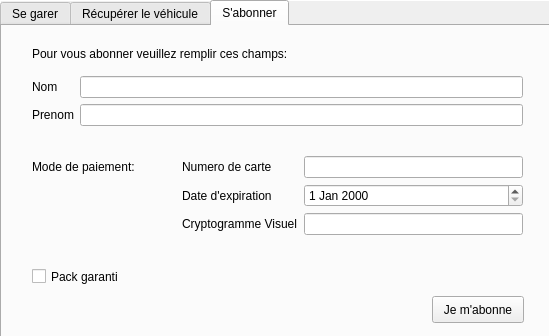
Above: UI/consumer.ui from matthieupenchenat81/DreamPark before the change. Below: the same form after it.
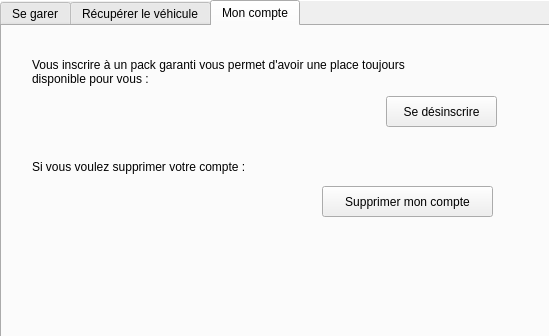
That is the form after the change. The open tabs and pages were chosen to show the change.

Diff of the .ui file:
```diff
--- a/UI/consumer.ui
+++ b/UI/consumer.ui
@@ -421,7 +421,7 @@
       <string>&lt;html&gt;&lt;head/&gt;&lt;body&gt;&lt;p&gt;&lt;br/&gt;&lt;/p&gt;&lt;/body&gt;&lt;/html&gt;</string>
      </property>
      <property name="currentIndex">
-      <number>1</number>
+      <number>2</number>
      </property>
      <widget class="QWidget" name="tab_3">
       <property name="enabled">
@@ -601,7 +601,7 @@
          <x>30</x>
          <y>50</y>
          <width>491</width>
-         <height>71</height>
+         <height>74</height>
         </rect>
        </property>
        <layout class="QFormLayout" name="formLayout">
@@ -662,7 +662,7 @@
          <x>180</x>
          <y>130</y>
          <width>341</width>
-         <height>95</height>
+         <height>113</height>
         </rect>
        </property>
        <layout class="QFormLayout" name="formLayout_2">
@@ -759,14 +759,14 @@
 
 
 Le montant à payer est de 79 euros.
-Veuillez choisir votre moyen de paiement:</string>
+Veuillez insérer les coordonnées de votre carte bancaire:</string>
      </property>
     </widget>
    </widget>
-   <zorder>guest_recover</zorder>
-   <zorder>subscribed</zorder>
    <zorder>home</zorder>
+   <zorder>guest_recover</zorder>
    <zorder>guest</zorder>
+   <zorder>subscribed</zorder>
   </widget>
  </widget>
  <resources/>
```
